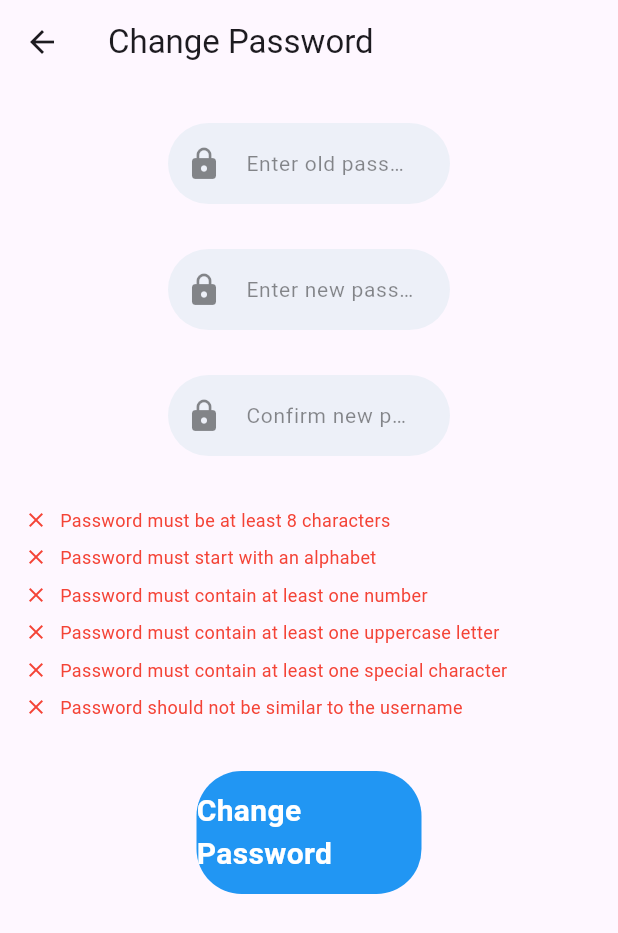
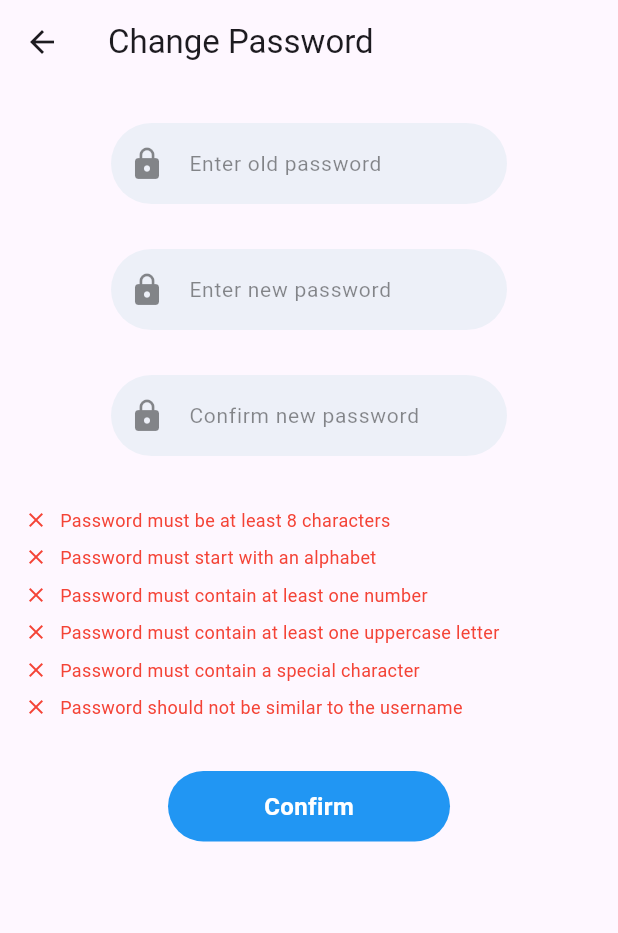
Before and after one commit to pyhagan/Nephrowell-app, a Flutter app: the ChangePasswordScreen screen opened directly, on a phone screen of 412 x 824 dp. Shown: the top 933 px of the screen. Run offline on Flutter 3.47's test engine with Material 3 defaults, Android fonts, the phone set to English and light mode, and no system bars; our stand-ins replace cloud_firestore, firebase_auth, firebase_core; accounts and stored records are empty; project files that could hold a hidden picture were left out.

Commit message:
All needed changes were made

```diff
--- a/lib/Login SignUp/Screen/changePassword.dart
+++ b/lib/Login SignUp/Screen/changePassword.dart
@@ -35,7 +35,6 @@ class _ChangePasswordScreenState extends State<ChangePasswordScreen> {
       hasNumber = RegExp(r'[0-9]').hasMatch(password);
       hasUppercase = RegExp(r'[A-Z]').hasMatch(password);
       hasSpecialCharacter = RegExp(r'[!@#$%^&*(),.?":{}|<>]').hasMatch(password);
-      // Check if password is not similar to username
       notSimilarToUsername = !password.toLowerCase().contains(widget.email.toLowerCase());
     });
   }
@@ -59,7 +58,7 @@ class _ChangePasswordScreenState extends State<ChangePasswordScreen> {
           // Navigate to the login screen
           Navigator.pushReplacement(
             context,
-            MaterialPageRoute(builder: (context) => LoginScreen()), // Update with your login screen class
+            MaterialPageRoute(builder: (context) => LoginScreen()),
           );
         } else {
           ScaffoldMessenger.of(context).showSnackBar(
@@ -97,7 +96,7 @@ class _ChangePasswordScreenState extends State<ChangePasswordScreen> {
                     // Old password field
                     LayoutBuilder(
                       builder: (context, constraints) {
-                        double maxWidth = constraints.maxWidth * 0.6;
+                        double maxWidth = constraints.maxWidth * 0.8;
                         return ConstrainedBox(
                           constraints: BoxConstraints(maxWidth: maxWidth),
                           child: TextfieldInpute(
@@ -119,7 +118,7 @@ class _ChangePasswordScreenState extends State<ChangePasswordScreen> {
                     // New password field
                     LayoutBuilder(
                       builder: (context, constraints) {
-                        double maxWidth = constraints.maxWidth * 0.6;
+                        double maxWidth = constraints.maxWidth * 0.8;
                         return ConstrainedBox(
                           constraints: BoxConstraints(maxWidth: maxWidth),
                           child: TextfieldInpute(
@@ -162,7 +161,7 @@ class _ChangePasswordScreenState extends State<ChangePasswordScreen> {
                     // Confirm new password field
                     LayoutBuilder(
                       builder: (context, constraints) {
-                        double maxWidth = constraints.maxWidth * 0.6;
+                        double maxWidth = constraints.maxWidth * 0.8;
                         return ConstrainedBox(
                           constraints: BoxConstraints(maxWidth: maxWidth),
                           child: TextfieldInpute(
@@ -204,7 +203,7 @@ class _ChangePasswordScreenState extends State<ChangePasswordScreen> {
                     // Change password button
                     LayoutBuilder(
                       builder: (context, constraints) {
-                        double maxWidth = constraints.maxWidth * 0.5;
+                        double maxWidth = constraints.maxWidth * 0.6;
                         return ConstrainedBox(
                           constraints: BoxConstraints(maxWidth: maxWidth),
                           child: MyButton(
@@ -213,12 +212,13 @@ class _ChangePasswordScreenState extends State<ChangePasswordScreen> {
                                 changePassword(context);
                               }
                             },
-                            text: "Change Password",
+                            text: "Confirm",
+
                           ),
                         );
                       },
                     ),
-                    SizedBox(height: height / 10),
+                    SizedBox(height: height / 15),
                   ],
                 ),
               ),
--- a/lib/Login SignUp/Screen/login.dart
+++ b/lib/Login SignUp/Screen/login.dart
@@ -197,7 +197,7 @@ class _LoginScreenState extends State<LoginScreen> {
                                     return 'Password must contain at least one uppercase letter';
                                   }
                                   if (!RegExp(r'[!@#$%^&*(),.?":{}|<>]').hasMatch(value)) {
-                                    return 'Password must contain at least one special character';
+                                    return 'Password must contain a special character';
                                   }
                                   return null;
                                 },
--- a/lib/Login SignUp/signup.dart
+++ b/lib/Login SignUp/signup.dart
@@ -173,7 +173,7 @@ class _SignUpScreenState extends State<SignUpScreen> {
       return 'Password must contain at least one uppercase letter';
     }
     if (!RegExp(r'[!@#$%^&*(),.?":{}|<>]').hasMatch(value)) {
-      return 'Password must contain at least one special character';
+      return 'Password must contain a special character';
     }
     if (value.contains(usernameController.text)) {
       return 'Password should not be similar to the username';
--- a/lib/Widget/buttons.dart
+++ b/lib/Widget/buttons.dart
@@ -28,7 +28,7 @@ final String text;
                 text,
                style: const TextStyle(
                 fontWeight: FontWeight.bold,
-                fontSize: 20,
+                fontSize: 16,
                 color: Colors.white,
                ),),
 
--- a/lib/Widget/passwordRequirements.dart
+++ b/lib/Widget/passwordRequirements.dart
@@ -21,7 +21,7 @@ class PasswordRequirements extends StatelessWidget {
   @override
   Widget build(BuildContext context) {
     return Column(
-      crossAxisAlignment: CrossAxisAlignment.start, // Align requirements to the start
+      crossAxisAlignment: CrossAxisAlignment.start,
       children: [
         PasswordRequirement(
           text: "Password must be at least 8 characters",
@@ -40,7 +40,7 @@ class PasswordRequirements extends StatelessWidget {
           isValid: hasUppercase,
         ),
         PasswordRequirement(
-          text: "Password must contain at least one special character",
+          text: "Password must contain a special character",
           isValid: hasSpecialCharacter,
         ),
         PasswordRequirement(
--- a/lib/Widget/textfield.dart
+++ b/lib/Widget/textfield.dart
@@ -7,7 +7,7 @@ class TextfieldInpute extends StatelessWidget {
   final IconData icon;
   final Function(String)? onChanged;
   final String? Function(String?)? validator;
-  final TextStyle? hintStyle; // Add hintStyle here
+  final TextStyle? hintStyle;
 
   const TextfieldInpute({
     Key? key,
@@ -17,7 +17,7 @@ class TextfieldInpute extends StatelessWidget {
     this.onChanged,
     required this.icon,
     this.validator,
-    this.hintStyle, // Initialize hintStyle
+    this.hintStyle,
   }) : super(key: key);
 
   @override
@@ -30,13 +30,12 @@ class TextfieldInpute extends StatelessWidget {
         controller: textEditingController,
         decoration: InputDecoration(
           hintText: hintText,
-          hintStyle: hintStyle ?? TextStyle(color: Colors.black45, fontSize: 14), // Apply hintStyle with fallback
+          hintStyle: hintStyle ?? TextStyle(color: Colors.black45, fontSize: 14),
           prefixIcon: Icon(
             icon,
             color: Colors.black45,
           ),
           contentPadding: EdgeInsets.symmetric(vertical: 15, horizontal: 20),
-          border: InputBorder.none,
           filled: true,
           fillColor: const Color(0xFFedf0f8),
           enabledBorder: OutlineInputBorder(
@@ -50,6 +49,20 @@ class TextfieldInpute extends StatelessWidget {
             ),
             borderRadius: BorderRadius.circular(30),
           ),
+          errorBorder: OutlineInputBorder(
+            borderSide: const BorderSide(
+              width: 1,
+              color: Colors.red,
+            ),
+            borderRadius: BorderRadius.circular(30),
+          ),
+          focusedErrorBorder: OutlineInputBorder(
+            borderSide: const BorderSide(
+              width: 1,
+              color: Colors.red,
+            ),
+            borderRadius: BorderRadius.circular(30),
+          ),
         ),
         validator: validator,
       ),
```
